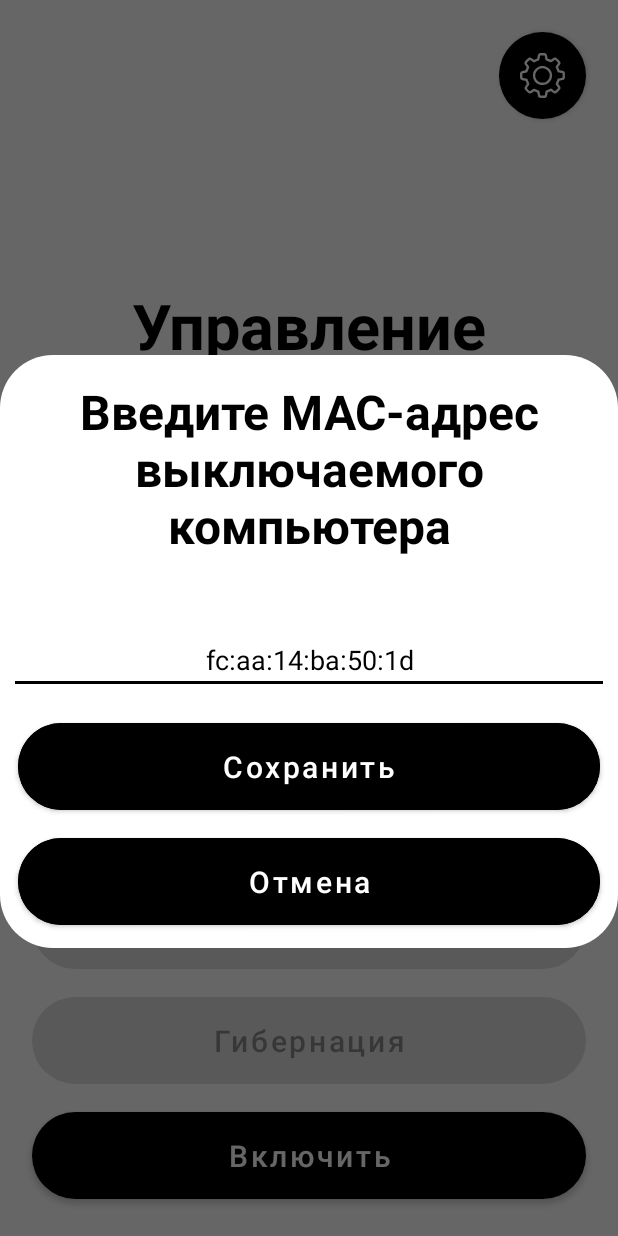
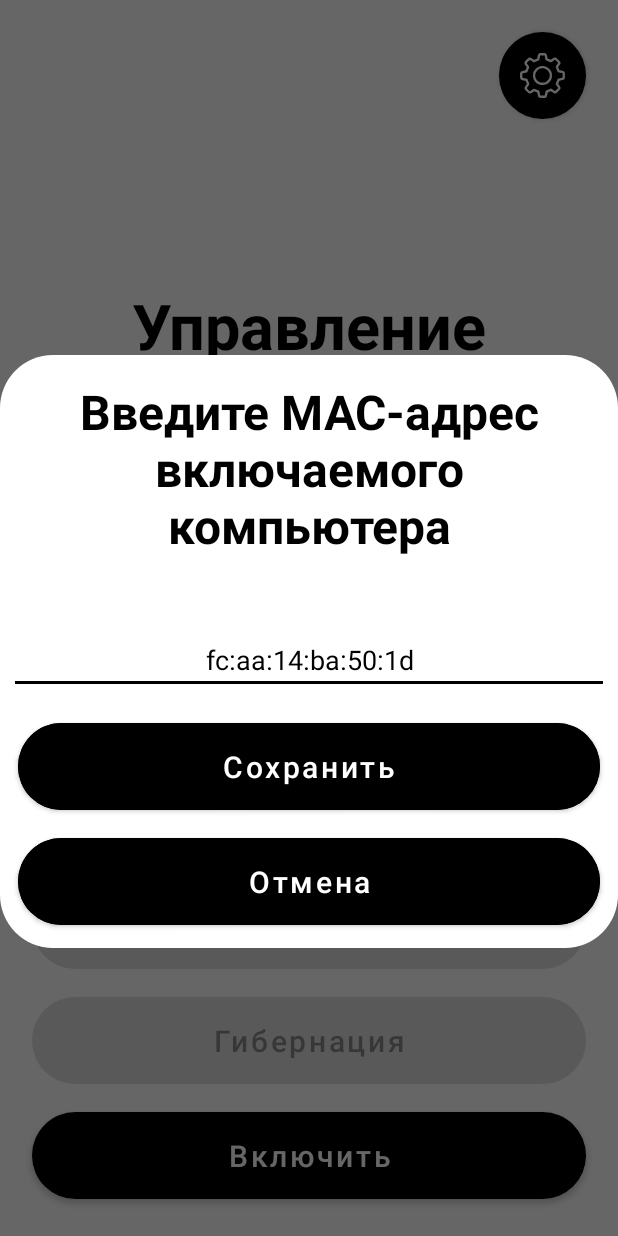
Before and after one commit to Escalt4/PC-Control-Android-App, an Android app: the screen it shows after launch (MainActivity), after a tap on an icon or button, on a phone screen of 412 x 824 dp. Run offline under Robolectric (Android 15) with nearby library versions, the phone set to English and light mode, and no system bars; our stand-ins replace EventBus.

Commit message:
- updates and fixes

```diff
--- a/app/src/main/res/layout/edit_pref_dialog.xml
+++ b/app/src/main/res/layout/edit_pref_dialog.xml
@@ -19,7 +19,7 @@
             android:layout_marginBottom="35dp"
             android:gravity="center_horizontal"
             android:padding="10dp"
-            android:text="Введите MAC-адрес выключаемого компьютера"
+            android:text="Введите MAC-адрес включаемого компьютера"
             android:textColor="@color/black"
             android:textSize="32sp"
             android:textStyle="bold" />
```
